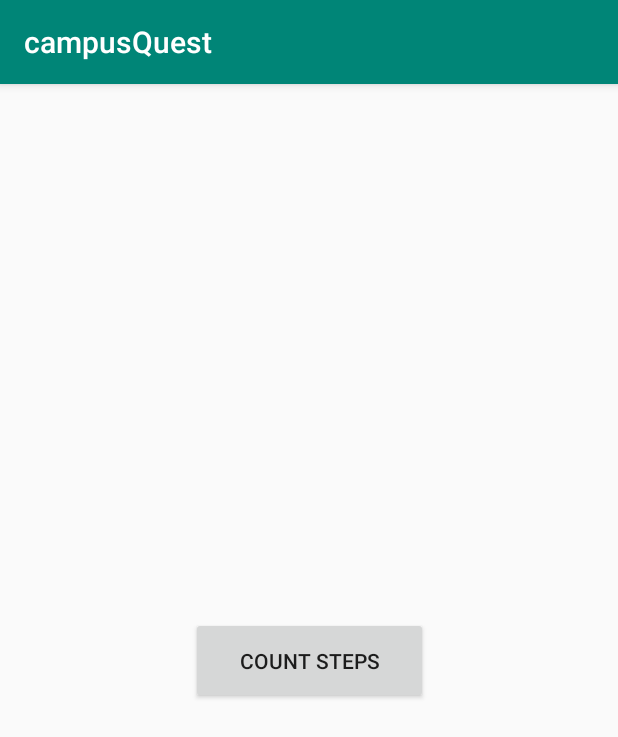
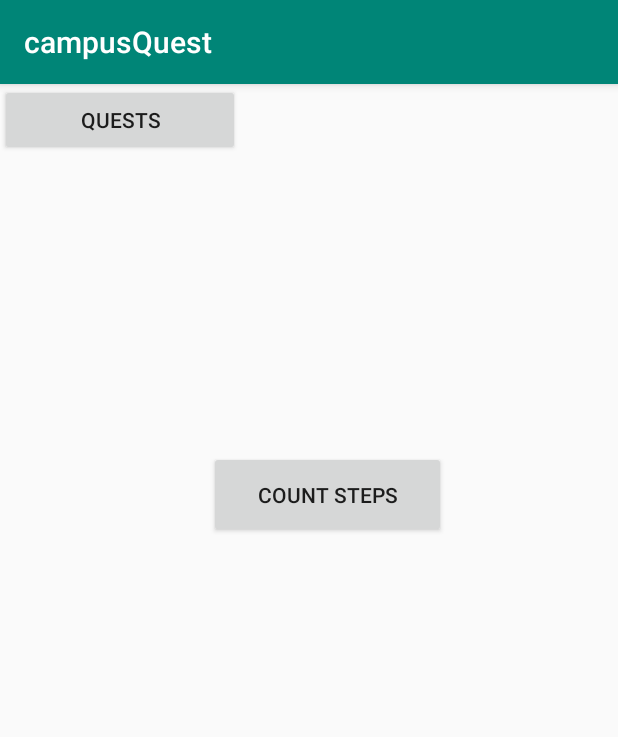
Before and after one commit to GavinFitzgerald94/campusQuest, an Android app: the screen it shows after launch (MainActivity), on a phone screen of 412 x 824 dp. Shown: the top 737 px of the screen. Run offline under Robolectric (Android 15) with nearby library versions, the phone set to English and light mode, and no system bars.

Commit message:
added treasure_hunt_home view and activity

```diff
--- a/app/src/main/res/layout/activity_main.xml
+++ b/app/src/main/res/layout/activity_main.xml
@@ -18,6 +18,17 @@
         android:text="@string/clickSteps"
         app:layout_constraintBottom_toBottomOf="parent"
         app:layout_constraintEnd_toEndOf="parent"
+        app:layout_constraintHorizontal_bias="0.561"
         app:layout_constraintStart_toStartOf="parent"
-        app:layout_constraintTop_toTopOf="parent" />
+        app:layout_constraintTop_toTopOf="parent"
+        app:layout_constraintVertical_bias="0.333" />
+
+    <Button
+        android:id="@+id/quests"
+        android:layout_width="160dp"
+        android:layout_height="wrap_content"
+        android:onClick="navigateToTreasureHuntHome"
+        android:text="Quests"
+        tools:layout_editor_absoluteX="124dp"
+        tools:layout_editor_absoluteY="63dp" />
 </android.support.constraint.ConstraintLayout>
--- a/app/src/main/res/values/strings.xml
+++ b/app/src/main/res/values/strings.xml
@@ -3,5 +3,9 @@
     <string name="clickSteps">Count Steps</string>
     <string name="steps">0</string>
     <string name="stepsToday">Steps Today</string>
-    <string name="title_activity_treasure_hunt">treasure_hunt</string>
+    <string name="title_activity_treasure_hunt">Treasure Hunt</string>
+    <string name="title_activity_treasure_hunt_home">Treasure Hunt Home</string>
+    <string name="new_game">New Game</string>
+    <string name="resume_game">Resume Game</string>
+    <string name="statistics">Statistics</string>
 </resources>
```
Also changed, not shown: app/src/main/AndroidManifest.xml (+9 -1 lines), app/src/main/java/com/example/campusquest/MainActivity.java (+6 -2 lines), app/src/main/java/com/example/campusquest/TreasureHuntHome.java (added, +23 -0 lines), app/src/main/res/layout/activity_treasure_hunt_home.xml (added, +45 -0 lines).
